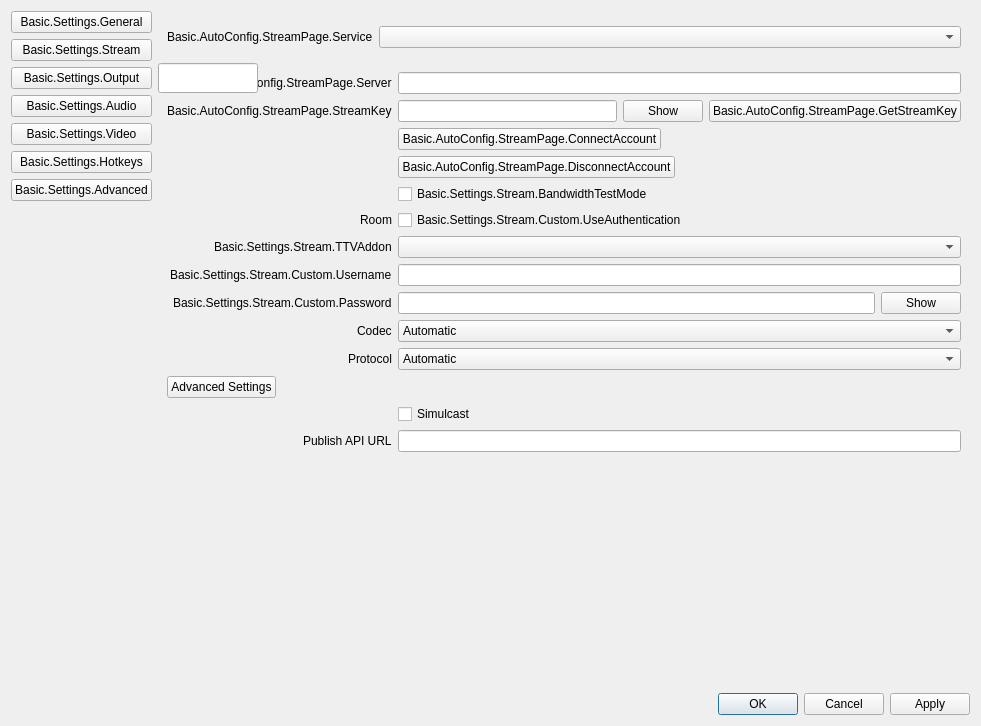
First picture: the form in UI/forms/OBSBasicSettings.ui, repository CoSMoSoftware/OBS-studio-webrtc, before the edit.
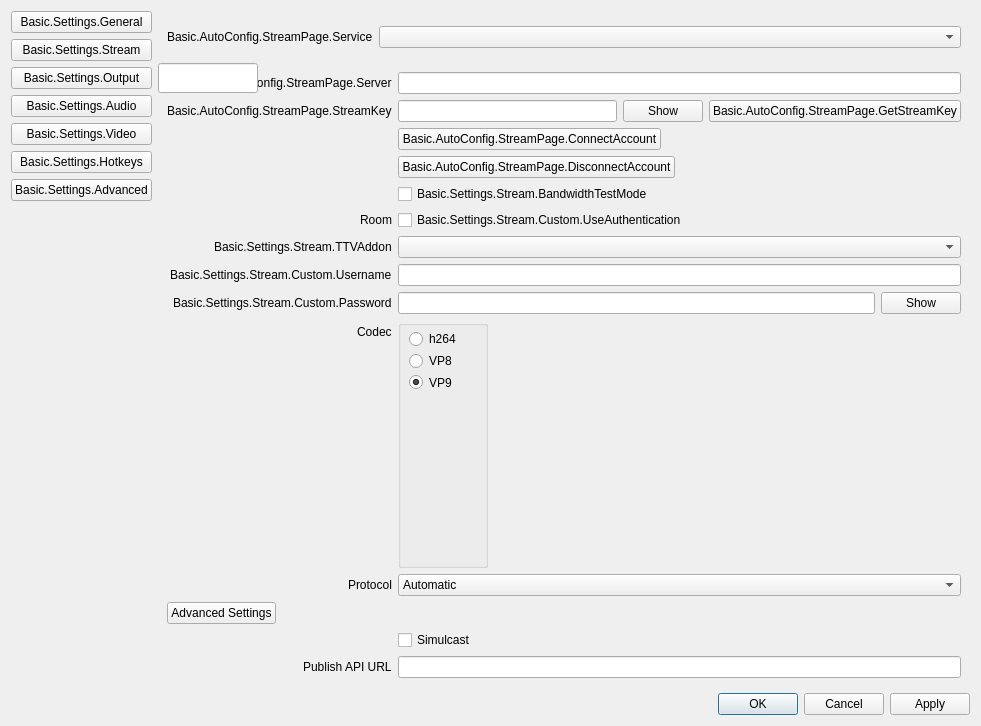
Second picture: the form after the edit. The open tabs and pages were chosen to show the change. Icons and pictures are not drawn. Custom widgets are drawn as their Qt base class.

Commit message: #289 list of codecs as radio buttons

```diff
--- a/UI/forms/OBSBasicSettings.ui
+++ b/UI/forms/OBSBasicSettings.ui
@@ -1252,30 +1252,79 @@
               </widget>
              </item>
              <item row="10" column="1">
-              <widget class="QComboBox" name="codec">
-               <property name="currentIndex">
-                <number>0</number>
+              <widget class="QGroupBox" name="codecGroupBox">
+               <property name="sizePolicy">
+                <sizepolicy hsizetype="Fixed" vsizetype="MinimumExpanding">
+                 <horstretch>0</horstretch>
+                 <verstretch>0</verstretch>
+                </sizepolicy>
                </property>
-               <item>
-                <property name="text">
-                 <string>Automatic</string>
-                </property>
-               </item>
+               <property name="minimumSize">
+                <size>
+                 <width>90</width>
+                 <height>80</height>
+                </size>
+               </property>
+               <property name="title">
+                <string/>
+               </property>
+               <widget class="QWidget" name="verticalLayoutWidget">
+                <property name="geometry">
+                 <rect>
+                  <x>10</x>
+                  <y>10</y>
+                  <width>71</width>
+                  <height>61</height>
+                 </rect>
+                </property>
+                <layout class="QVBoxLayout" name="verticalLayout_7">
+                 <property name="leftMargin">
+                  <number>1</number>
+                 </property>
+                 <property name="topMargin">
+                  <number>1</number>
+                 </property>
+                 <property name="rightMargin">
+                  <number>1</number>
+                 </property>
+                 <property name="bottomMargin">
+                  <number>1</number>
+                 </property>
                <item>
+                  <widget class="QRadioButton" name="h264RadioButton">
                 <property name="text">
                  <string>h264</string>
                 </property>
+                   <attribute name="buttonGroup">
+                    <string notr="true">codecButtonGroup</string>
+                   </attribute>
+                  </widget>
                </item>
                <item>
+                  <widget class="QRadioButton" name="vp8RadioButton">
                 <property name="text">
                  <string>VP8</string>
                 </property>
+                   <attribute name="buttonGroup">
+                    <string notr="true">codecButtonGroup</string>
+                   </attribute>
+                  </widget>
                </item>
                <item>
+                  <widget class="QRadioButton" name="vp9RadioButton">
                 <property name="text">
                  <string>VP9</string>
                 </property>
-               </item>
+                   <property name="checked">
+                    <bool>true</bool>
+                   </property>
+                   <attribute name="buttonGroup">
+                    <string notr="true">codecButtonGroup</string>
+                   </attribute>
+                  </widget>
+                 </item>
+                </layout>
+               </widget>
               </widget>
              </item>
              <item row="11" column="0">
```
Left out of the diff: 2 changed lines with no effect on the pictures. Lines whose indentation alone changed are shown as unchanged. The commit also changes 5 other files.
